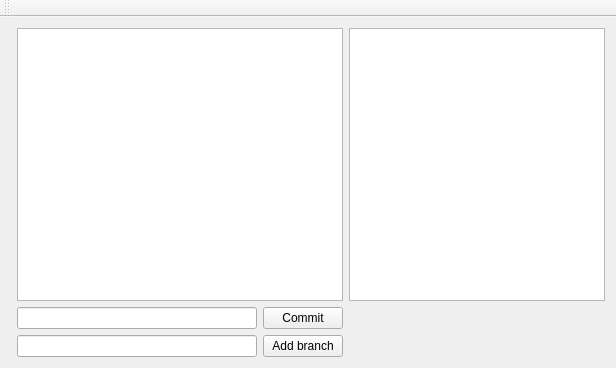
The window that src/revTree/mainwindow.ui (PLLUG/sourceline) describes before a commit, drawn with Qt 5.
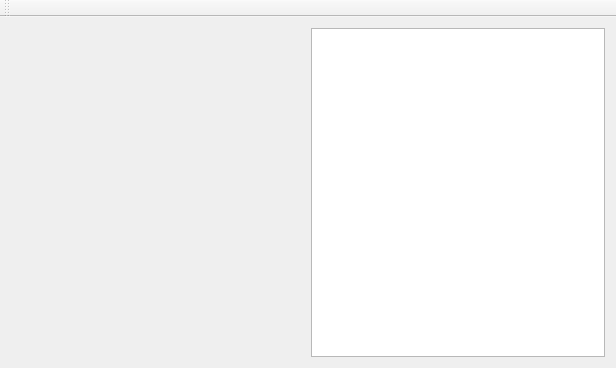
The same window after the commit. Custom widgets are drawn as their Qt base class.

What changed in the file:
```diff
--- a/src/revTree/mainwindow.ui
+++ b/src/revTree/mainwindow.ui
@@ -15,27 +15,7 @@
   </property>
   <widget class="QWidget" name="centralWidget">
    <layout class="QGridLayout" name="gridLayout">
-    <item row="0" column="0">
-     <widget class="RevisionWidget" name="widget" native="true"/>
-    </item>
-    <item row="1" column="1">
-     <layout class="QHBoxLayout" name="horizontalLayout">
-      <property name="topMargin">
-       <number>0</number>
-      </property>
-      <item>
-       <widget class="QLineEdit" name="lineEdit"/>
-      </item>
-      <item>
-       <widget class="QPushButton" name="pushButton">
-        <property name="text">
-         <string>Commit</string>
-        </property>
-       </widget>
-      </item>
-     </layout>
-    </item>
-    <item row="0" column="2">
+    <item row="0" column="1">
      <widget class="QTableView" name="tableView">
       <property name="sizePolicy">
        <sizepolicy hsizetype="Preferred" vsizetype="Preferred">
@@ -54,25 +34,8 @@
       </attribute>
      </widget>
     </item>
-    <item row="0" column="1">
-     <widget class="QListWidget" name="listWidget"/>
-    </item>
-    <item row="2" column="1">
-     <layout class="QHBoxLayout" name="horizontalLayout_2">
-      <property name="topMargin">
-       <number>0</number>
-      </property>
-      <item>
-       <widget class="QLineEdit" name="lineEdit_2"/>
-      </item>
-      <item>
-       <widget class="QPushButton" name="pushButton_2">
-        <property name="text">
-         <string>Add branch</string>
-        </property>
-       </widget>
-      </item>
-     </layout>
+    <item row="0" column="0">
+     <widget class="RevisionWidget" name="widget" native="true"/>
     </item>
    </layout>
   </widget>
```
